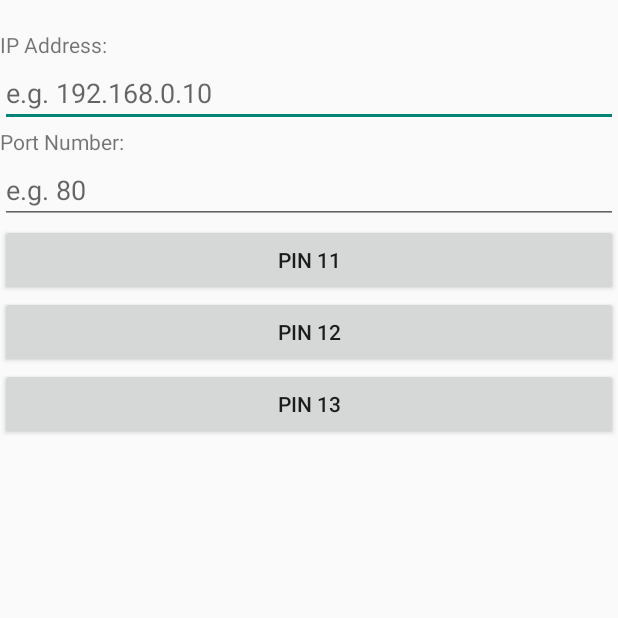
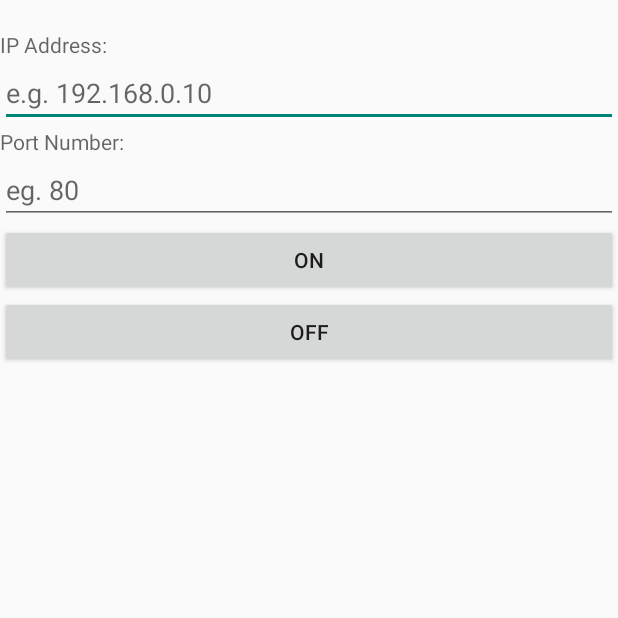
Before and after one commit to camilainetti/app-tom, an Android app: the screen it shows after launch (HomeActivity), on a phone screen of 412 x 824 dp, the top half of it. Run offline under Robolectric (Android 15) with nearby library versions, the phone set to English and light mode, and no system bars.

Commit message:
liga desliga led

```diff
--- a/Android-App-HTTP-Helper-versao-tom/app/src/main/java/com/allaboutee/httphelper/HomeActivity.java
+++ b/Android-App-HTTP-Helper-versao-tom/app/src/main/java/com/allaboutee/httphelper/HomeActivity.java
@@ -2,12 +2,8 @@ package com.allaboutee.httphelper;
 
 import android.app.Activity;
 import android.app.AlertDialog;
-import android.content.BroadcastReceiver;
 import android.content.Context;
-import android.content.Intent;
-import android.content.IntentFilter;
 import android.content.SharedPreferences;
-import android.net.wifi.WifiManager;
 import android.os.AsyncTask;
 import android.os.Bundle;
 import android.view.View;
@@ -27,14 +23,12 @@ import java.io.InputStreamReader;
 import java.net.URI;
 import java.net.URISyntaxException;
 
-import static android.net.wifi.WifiManager.*;
-
 public class HomeActivity extends Activity implements View.OnClickListener {
 
     public final static String PREF_IP = "PREF_IP_ADDRESS";
     public final static String PREF_PORT = "PREF_PORT_NUMBER";
     // declare buttons and text inputs
-    private Button buttonPin11,buttonPin12,buttonPin13;
+    private Button button_ON,button_OFF;
     private EditText editTextIPAddress, editTextPortNumber;
     // shared preferences objects used to save the IP address and port so that the user doesn't have to
     // type them next time he/she opens the app.
@@ -50,18 +44,18 @@ public class HomeActivity extends Activity implements View.OnClickListener {
         editor = sharedPreferences.edit();
 
         // assign buttons
-        buttonPin11 = (Button)findViewById(R.id.buttonPin11);
-        buttonPin12 = (Button)findViewById(R.id.buttonPin12);
-        buttonPin13 = (Button)findViewById(R.id.buttonPin13);
+        button_ON = (Button)findViewById(R.id.button_ON);
+        button_OFF = (Button)findViewById(R.id.button_OFF);
+
 
         // assign text inputs
-        editTextIPAddress = (EditText)findViewById(R.id.editTextIPAddress);
-        editTextPortNumber = (EditText)findViewById(R.id.editTextPortNumber);
+        editTextIPAddress = (EditText)findViewById(R.id.eg_IP_address);
+        editTextPortNumber = (EditText)findViewById(R.id.eg_port_number);
 
         // set button listener (this class)
-        buttonPin11.setOnClickListener(this);
-        buttonPin12.setOnClickListener(this);
-        buttonPin13.setOnClickListener(this);
+        button_ON.setOnClickListener(this);
+        button_OFF.setOnClickListener(this);
+
 
         // get the IP address and port number from the last time the user used the app,
         // put an empty string "" is this is the first time.
@@ -87,18 +81,15 @@ public class HomeActivity extends Activity implements View.OnClickListener {
         editor.commit(); // save the IP and PORT
 
         // get the pin number from the button that was clicked
-        if(view.getId()==buttonPin11.getId())
+        if(view.getId()==button_ON.getId())
         {
-            parameterValue = "11";
-        }
-        else if(view.getId()==buttonPin12.getId())
-        {
-            parameterValue = "12";
+            parameterValue = "OFF2";
         }
         else
         {
-            parameterValue = "13";
+            parameterValue = "ON2";
         }
+
 
 
 
@@ -126,6 +117,7 @@ public class HomeActivity extends Activity implements View.OnClickListener {
 
             HttpClient httpclient = new DefaultHttpClient(); // create an HTTP client
             // define the URL e.g. http://myIpaddress:myport/?pin=13 (to toggle pin 13 for example)
+            //URI website = new URI("http://"+ipAddress+":"+portNumber+"/?"+parameterName+"="+parameterValue);
             URI website = new URI("http://"+ipAddress+":"+portNumber+"/?"+parameterName+"="+parameterValue);
             HttpGet getRequest = new HttpGet(); // create an HTTP GET object
             getRequest.setURI(website); // set the URL of the GET request
@@ -240,4 +232,8 @@ public class HomeActivity extends Activity implements View.OnClickListener {
         }
 
     }
+
+
+
+
 }
--- a/Android-App-HTTP-Helper-versao-tom/app/src/main/res/layout/activity_home.xml
+++ b/Android-App-HTTP-Helper-versao-tom/app/src/main/res/layout/activity_home.xml
@@ -14,52 +14,41 @@
         android:layout_width="wrap_content"
         android:layout_height="wrap_content"
         android:layout_marginTop="20dp"
-        android:text="IP Address:"
-        android:id="@+id/textView" />
+        android:hint="@string/IP_address"
+        android:id="@+id/IP_address" />
 
     <EditText
         android:layout_width="match_parent"
         android:layout_height="wrap_content"
-        android:hint="e.g. 192.168.0.10"
-        android:id="@+id/editTextIPAddress" />
+        android:hint="@string/eg_IP_address"
+        android:id="@+id/eg_IP_address" />
 
     <TextView
         android:layout_width="wrap_content"
         android:layout_height="wrap_content"
-        android:text="Port Number:"
-        android:id="@+id/textView2" />
+        android:hint="@string/port_number"
+        android:id="@+id/port_number" />
 
     <EditText
         android:layout_width="match_parent"
         android:layout_height="wrap_content"
         android:inputType="number"
         android:ems="10"
-        android:hint="e.g. 80"
-        android:id="@+id/editTextPortNumber" />
+        android:hint="@string/eg_port_number"
+        android:id="@+id/eg_port_number" />
 
         <Button
         android:layout_width="match_parent"
         android:layout_height="wrap_content"
-        android:text="Pin 11"
-        android:id="@+id/buttonPin11" />
+        android:text="@string/button_ON"
+        android:id="@+id/button_ON" />
 
     <Button
         android:layout_width="match_parent"
         android:layout_height="wrap_content"
-        android:text="Pin 12"
-        android:id="@+id/buttonPin12" />
-
-    <Button
-        android:layout_width="match_parent"
-        android:layout_height="wrap_content"
-        android:text="Pin 13"
-        android:id="@+id/buttonPin13" />
-
-        <ListView
-            android:layout_width="match_parent"
-            android:layout_height="wrap_content"
-            android:id="@+id/listView"
-            android:layout_gravity="center_horizontal" />
+        android:text="@string/button_OFF"
+        android:id="@+id/button_OFF" />
     </LinearLayout>
 
+
 </ScrollView>
--- a/Android-App-HTTP-Helper-versao-tom/app/src/main/res/values/strings.xml
+++ b/Android-App-HTTP-Helper-versao-tom/app/src/main/res/values/strings.xml
@@ -4,5 +4,11 @@
     <string name="app_name">HTTP Helper</string>
     <string name="hello_world">Hello world!</string>
     <string name="action_settings">Settings</string>
+    <string name="IP_address">IP Address:</string>
+    <string name="port_number">Port Number:</string>
+    <string name="eg_port_number">eg. 80</string>
+    <string name="eg_IP_address">e.g. 192.168.0.10</string>
+    <string name="button_OFF">OFF</string>
+    <string name="button_ON">ON</string>
 
 </resources>
```
Also changed, not shown: 1 other file.
